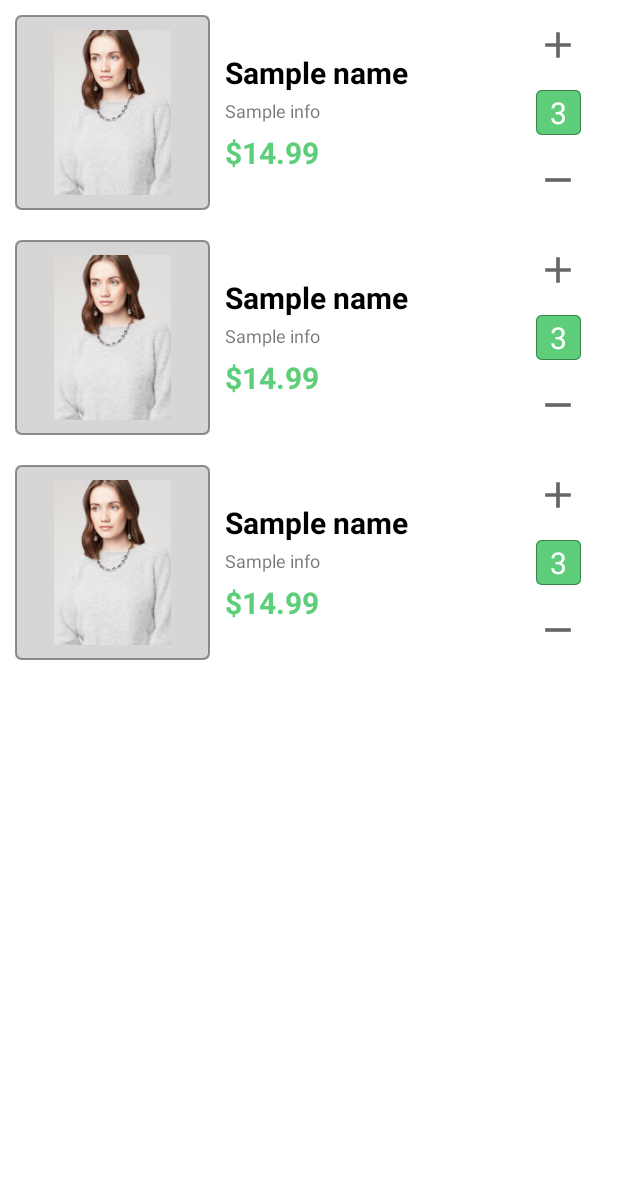
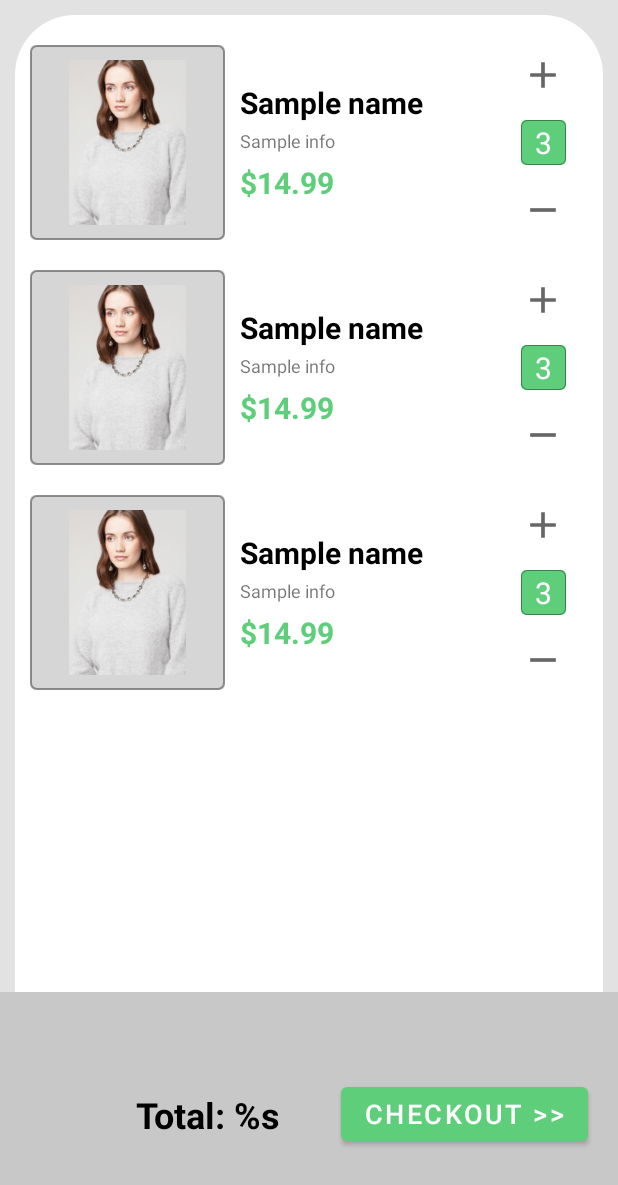
Before and after one commit to Alexei-K/test_catalog, an Android app: the layout fragment_cart.xml on its own in the app's theme, with its tools: preview values and no code run, on a phone screen of 412 x 824 dp. Shown: the top 1185 px of the screen. Run offline under Robolectric (Android 15) with nearby library versions, the phone set to English and light mode, and no system bars.

Commit message:
cart fragment - total price implemented

```diff
--- a/app/src/main/java/com/kolis/test_catalog_app/data/dress/DressRepositoryType.kt
+++ b/app/src/main/java/com/kolis/test_catalog_app/data/dress/DressRepositoryType.kt
@@ -16,6 +16,7 @@ interface DressRepositoryType {
     fun isAnyDressInCart(): LiveData<Boolean>
     fun countDressInCart(): LiveData<Int>
     fun dressesInCart(): LiveData<List<DressInCartModel>>
+    fun totalCartPrice(): LiveData<Float>
 
     //TODO Remove later
     fun addProfile(login: String?, password: String?)
--- a/app/src/main/java/com/kolis/test_catalog_app/data/dress/db/DressInCartEntity.kt
+++ b/app/src/main/java/com/kolis/test_catalog_app/data/dress/db/DressInCartEntity.kt
@@ -22,7 +22,7 @@ data class DressInCartEntity(
     val category: String,
     val material: String,
     val country: String,
-    val quantity: Int,
+    val amount: Int,
     val size: DressSize,
     val color: String
 ) {
@@ -61,7 +61,7 @@ data class DressInCartEntity(
                 mutableListOf(), mutableListOf(),
                 description, productCode, category, material, country
             ),
-            quantity,
+            amount,
             size,
             color
 
--- a/app/src/main/java/com/kolis/test_catalog_app/ui/cart/CartViewModel.kt
+++ b/app/src/main/java/com/kolis/test_catalog_app/ui/cart/CartViewModel.kt
@@ -10,4 +10,8 @@ class CartViewModel(private val dressRepository: DressRepositoryType) : ViewMode
     fun getAllCartItems(): LiveData<List<DressInCartModel>> {
         return dressRepository.dressesInCart()
     }
+
+    fun getTotalCartPrice(): LiveData<Float> {
+        return dressRepository.totalCartPrice()
+    }
 }
--- /dev/null
+++ b/app/src/main/res/drawable/grey_rounded_background_big_corners.xml
@@ -0,0 +1,16 @@
+<?xml version="1.0" encoding="utf-8"?>
+<selector xmlns:android="http://schemas.android.com/apk/res/android">
+    <item>
+        <layer-list>
+            <item>
+                <shape>
+                    <corners android:radius="40dp"
+                        android:bottomLeftRadius="0dp"
+                        android:bottomRightRadius="0dp"/>
+                    <solid android:color="#FFFFFF" />
+                </shape>
+            </item>
+        </layer-list>
+    </item>
+
+</selector>
--- a/app/src/main/res/layout/fragment_cart.xml
+++ b/app/src/main/res/layout/fragment_cart.xml
@@ -3,13 +3,18 @@
     xmlns:app="http://schemas.android.com/apk/res-auto"
     xmlns:tools="http://schemas.android.com/tools"
     android:layout_width="match_parent"
-    android:layout_height="match_parent">
+    android:layout_height="match_parent"
+    android:background="@color/ultra_light_grey">
 
     <androidx.recyclerview.widget.RecyclerView
         android:id="@+id/cartRecycler"
         android:layout_width="match_parent"
         android:layout_height="0dp"
+        android:layout_marginHorizontal="10dp"
+        android:layout_marginTop="10dp"
+        android:background="@drawable/grey_rounded_background_big_corners"
         android:orientation="vertical"
+        android:paddingVertical="10dp"
         app:layoutManager="androidx.recyclerview.widget.LinearLayoutManager"
         app:layout_constraintBottom_toTopOf="@id/buyLayout"
         app:layout_constraintEnd_toEndOf="parent"
@@ -23,12 +28,38 @@
         android:id="@+id/buyLayout"
         android:layout_width="match_parent"
         android:layout_height="0dp"
+        android:background="@color/ultra_light_grey"
         app:layout_constraintBottom_toBottomOf="parent"
         app:layout_constraintEnd_toEndOf="parent"
         app:layout_constraintStart_toStartOf="parent"
         app:layout_constraintTop_toBottomOf="@id/cartRecycler"
-        app:layout_constraintVertical_weight="0.2"
+        app:layout_constraintVertical_weight="0.2">
 
-        />
+        <TextView
+            android:id="@+id/totalPrice"
+            android:layout_width="wrap_content"
+            android:layout_height="wrap_content"
+            android:text="@string/total_price"
+            android:textStyle="bold"
+            android:textSize="24sp"
+            android:layout_marginStart="10dp"
+            android:textColor="@color/black"
+            android:layout_marginEnd="40dp"
+            app:layout_constraintBottom_toBottomOf="parent"
+            app:layout_constraintEnd_toStartOf="@id/checkout"
+            app:layout_constraintTop_toTopOf="parent"/>
+
+        <Button
+            android:id="@+id/checkout"
+            android:layout_width="wrap_content"
+            android:layout_height="wrap_content"
+            android:text="@string/checkout"
+            android:textColor="@color/white"
+            android:textSize="18sp"
+            android:layout_marginEnd="20dp"
+            app:layout_constraintBottom_toBottomOf="parent"
+            app:layout_constraintEnd_toEndOf="parent"
+            app:layout_constraintTop_toTopOf="parent" />
+    </androidx.constraintlayout.widget.ConstraintLayout>
 
 </androidx.constraintlayout.widget.ConstraintLayout>
--- a/app/src/main/res/values/colors.xml
+++ b/app/src/main/res/values/colors.xml
@@ -10,8 +10,10 @@
     <color name="grey_price">#BEBFC4</color>
     <color name="white">#FFFFFF</color>
     <color name="light_grey">#A0A0A0</color>
+    <color name="ultra_light_grey">#1D000000</color>
     <color name="unselected_tab">#D6D6D6</color>
     <color name="greenPrimary">#5ECE7B</color>
+    <color name="lightGreenPrimary">#D1F1D9</color>
     <color name="orange">#ff781f</color>
 
     <color name="deepGreen">#90c212</color>
--- a/app/src/main/res/values/strings.xml
+++ b/app/src/main/res/values/strings.xml
@@ -32,6 +32,8 @@
     <!-- Card fragment-->
     <string name="color_size">Color - %1$s,\nSize - %2$s</string>
     <string name="removed_from_cart">%1$s was removed from the cart.</string>
+    <string name="checkout">Checkout >></string>
+    <string name="total_price">Total: %s</string>
 
     <string name="leave_profile">Leave profile</string>
 
```
Also changed, not shown: app/src/main/java/com/kolis/test_catalog_app/data/dress/DressRepository.kt (+10 -1 lines), app/src/main/java/com/kolis/test_catalog_app/ui/cart/CartFragment.kt (+11 -3 lines), app/src/main/res/drawable/green_rounded_background_big_corners.xml (added, +22 -0 lines).
